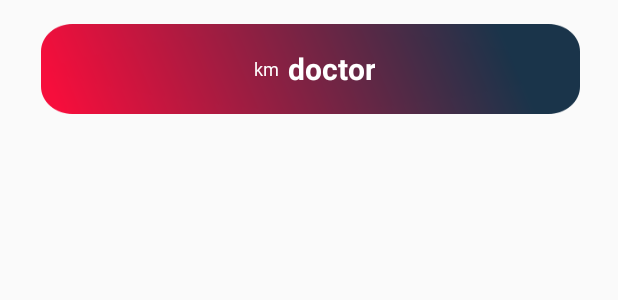
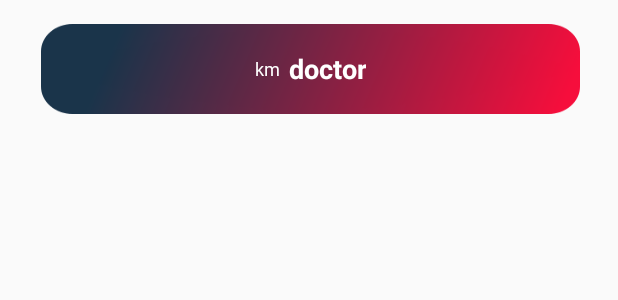
Before and after one commit to MdJubaerHasan/RoboDoc, an Android app: the layout single_result_doctor_item.xml on its own in the app's theme, with its tools: preview values and no code run, on a phone screen of 412 x 824 dp. Shown: the top 300 px of the screen. Run offline under Robolectric (Android 15) with nearby library versions, the phone set to English and light mode, and no system bars.

Commit message:
all features added

```diff
--- a/app/src/main/res/layout/single_result_doctor_item.xml
+++ b/app/src/main/res/layout/single_result_doctor_item.xml
@@ -13,10 +13,10 @@
         android:layout_width="359dp"
         android:layout_height="60dp"
         android:orientation="horizontal"
-        android:padding="10dp"
+        android:padding="5dp"
         android:gravity="center"
         android:layout_marginStart="11dp"
-        android:background="@drawable/flippeddocnamefield">
+        android:background="@drawable/docnamefield">
         <TextView
             android:id="@+id/showDistance"
             android:layout_width="wrap_content"
@@ -24,7 +24,6 @@
             android:text="km"
             android:layout_gravity="center"
             android:gravity="center"
-            android:layout_marginStart="5dp"
             android:textSize="12sp"
             android:textColor="@color/white"
             android:fontFamily="@font/bold"/>
@@ -38,7 +37,7 @@
             android:layout_gravity="center"
             android:textColor="@color/white"
             android:textStyle="bold"
-            android:textSize="20sp" />
+            android:textSize="18sp" />
 
     </LinearLayout>
 
```
